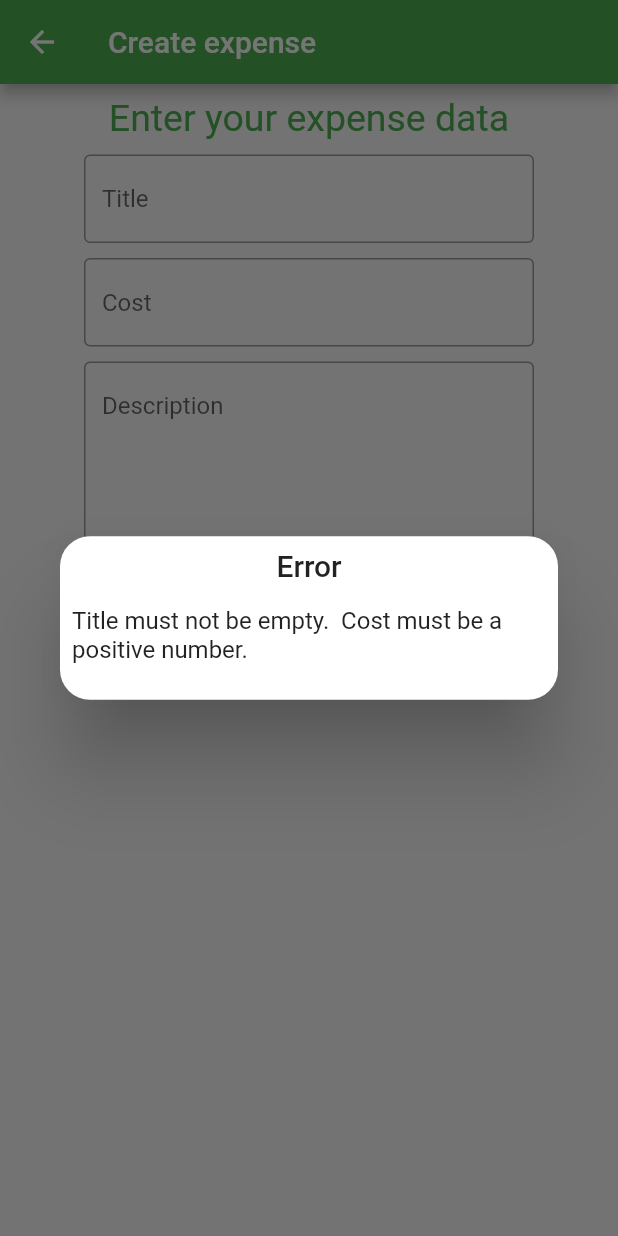
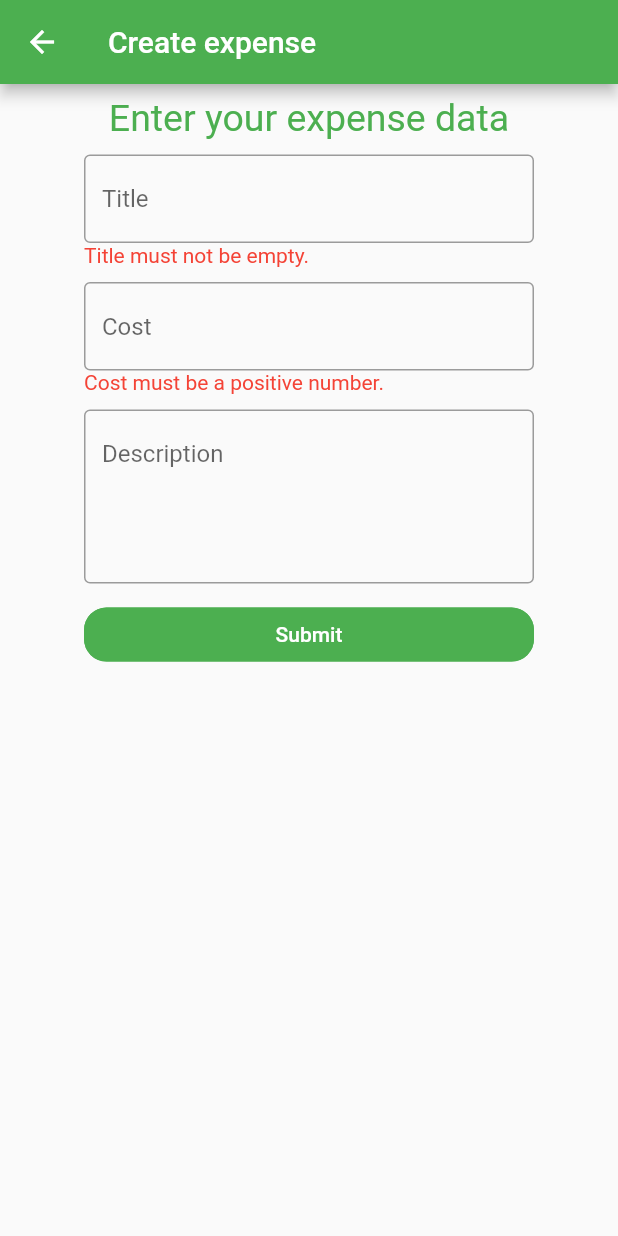
Before and after one commit to pawelFelcyn/budget_app, a Flutter app: the CreateExpensePage screen opened by its route, after a tap on "Submit", on a phone screen of 412 x 824 dp. Run offline on Flutter 3.47's test engine with Material 2 defaults, Android fonts, the phone set to English and light mode, and no system bars; our stand-ins replace cloud_firestore, firebase_auth, firebase_core, flutter_datetime_picker, get; accounts and stored records are empty.

Commit message:
improve validation id new expense

```diff
--- a/lib/domain/validators/create_expense_dto_validator.dart
+++ b/lib/domain/validators/create_expense_dto_validator.dart
@@ -19,16 +19,16 @@ class CreateExpenseDtoValidator extends Validator<CreateExpenseDto> {
 
     if (title.isEmpty) {
       output = "${output}Title must not be empty. ";
-    } else if (output.length > 50) {
-      output = "${output}Max length of the title is 50 characters. ";
+    } else if (output.length > 15) {
+      output = "${output}Max length of the title is 15 characters. ";
     }
 
     return output == '' ? null : output;
   }
 
   String? _validateDesription(String description){
-    if (description.length > 200) {
-      return "Max length of the description is 200 charactrers. ";
+    if (description.length > 50) {
+      return "Max length of the description is 50 charactrers. ";
     }
     return null;
   }
--- a/lib/domain/validators/validation_result.dart
+++ b/lib/domain/validators/validation_result.dart
@@ -1,8 +1,17 @@
 import 'package:budget_app/domain/validators/validation_error.dart';
+import 'package:get/get.dart';
 
 class ValidationResult{
   bool get isSuccess => errors.isEmpty;
   List<ValidationError> errors;
 
   ValidationResult(this.errors);
+
+  ValidationError? getErrorForProperty(String propertyName){
+    return errors.firstWhereOrNull((element) => element.propertyName == propertyName);
+  }
+
+  bool hasPropertyError(String propertyName){
+    return errors.any((element) => element.propertyName == propertyName);
+  }
 }
--- a/lib/presentation/controllers/controller_base.dart
+++ b/lib/presentation/controllers/controller_base.dart
@@ -1,7 +1,9 @@
 import 'package:budget_app/data/responses/firebase_response.dart';
+import 'package:budget_app/domain/validators/validation_result.dart';
 import '../../domain/validators/validator.dart';
 import 'package:get/get.dart';
 import 'package:flutter/material.dart';
+import '../utils/styles.dart';
 import '../views/error_popup.dart';
 
 abstract class ControllerBase extends GetxController{
@@ -35,4 +37,17 @@ abstract class ControllerBase extends GetxController{
 
     return ErrorPopup(response.error.toString());
   }
+
+  Widget getErrorWidget(ValidationResult result, String propertyName){
+    var error = result.getErrorForProperty(propertyName);
+
+    if (error == null){
+      return Container();
+    }
+
+    return Align(
+      alignment: Alignment.centerLeft,
+      child: Text(error.message, style: Styles.errorStyle,)
+    );
+  }
 }
--- a/lib/presentation/controllers/create_expense_controller.dart
+++ b/lib/presentation/controllers/create_expense_controller.dart
@@ -4,6 +4,7 @@ import 'package:get/get_core/src/get_main.dart';
 import 'package:get/get_rx/src/rx_types/rx_types.dart';
 
 import '../../domain/services/expense_service.dart';
+import '../../domain/validators/validation_result.dart';
 import '../../domain/validators/validator.dart';
 import 'controller_base.dart';
 
@@ -12,11 +13,13 @@ class CreateExpenseController extends ControllerBase{
   final RegExp costRegex = RegExp(r'^\d+\.?\d{0,2}$');
   final Validator<CreateExpenseDto> _validator;
   final ExpenseService _service;
+  Rx<ValidationResult> validationResult = ValidationResult([]).obs;
 
   CreateExpenseController(this._validator, this._service);
 
   void submit() async{
-    if (!validate(dto.value, _validator)){
+    validationResult.value = _validator.validate(dto.value);
+    if (!validationResult.value.isSuccess){
       return;
     }
 
--- a/lib/presentation/pages/create_expense_page.dart
+++ b/lib/presentation/pages/create_expense_page.dart
@@ -2,6 +2,7 @@ import 'package:budget_app/presentation/controllers/create_expense_controller.da
 import 'package:budget_app/presentation/utils/styles.dart';
 import 'package:flutter/material.dart';
 import 'package:flutter/services.dart';
+import 'package:get/get_state_manager/src/rx_flutter/rx_getx_widget.dart';
 import 'package:get/get_state_manager/src/simple/get_view.dart';
 
 class CreateExpensePage extends GetView<CreateExpenseController>{
@@ -26,7 +27,11 @@ class CreateExpensePage extends GetView<CreateExpenseController>{
                 const SizedBox(height: 10,),
                 SizedBox(
                   width: 300,
-                  child: TextField(
+                  child: GetX<CreateExpenseController>(
+                    builder: (ctrl) =>
+                    Column(
+                      children: [
+                        TextField(
                           onChanged: (value){
                             controller.dto.value.title = value;
                           },
@@ -41,11 +46,19 @@ class CreateExpensePage extends GetView<CreateExpenseController>{
                             )
                           ),
                         ),
+                        ctrl.getErrorWidget(ctrl.validationResult.value, 'title')
+                      ],
+                    ),),
                 ),
                 const SizedBox(height: 10,),
                 SizedBox(
                   width: 300,
-                  child: TextField(
+                  child: GetX<CreateExpenseController>(
+                    builder:
+                    (ctrl) =>
+                    Column(
+                      children: [
+                        TextField(
                           onChanged: (value){
                             if (value == ''){
                               controller.dto.value.cost = 0;
@@ -67,13 +80,21 @@ class CreateExpensePage extends GetView<CreateExpenseController>{
                             )
                           ),
                         ),
+                        ctrl.getErrorWidget(ctrl.validationResult.value, 'cost')
+                      ],
+                    ),),
                 ),
                 const SizedBox(height: 10,),
                 SizedBox(
                   width: 300,
-                  child: TextField(
-                    minLines: 7,
-                    maxLines: 7,
+                  child: GetX<CreateExpenseController>(
+                    builder:
+                    (ctrl) =>
+                    Column(
+                      children: [
+                        TextField(
+                        minLines: 4,
+                        maxLines: 4,
                           onChanged: (value){
                             controller.dto.value.description = value;
                           },
@@ -88,6 +109,9 @@ class CreateExpensePage extends GetView<CreateExpenseController>{
                             )
                           ),
                         ),
+                        ctrl.getErrorWidget(ctrl.validationResult.value, 'description')
+                      ],
+                    ),),
                 ),
                 const SizedBox(height: 10,),
                 SizedBox(
--- a/lib/presentation/utils/styles.dart
+++ b/lib/presentation/utils/styles.dart
@@ -31,4 +31,8 @@ class Styles{
     fontSize: 25,
     color: Colors.green
   );
+
+  static TextStyle errorStyle = const TextStyle(
+    color: Colors.red
+  );
 }
```
Lines whose indentation alone changed are shown as unchanged.
